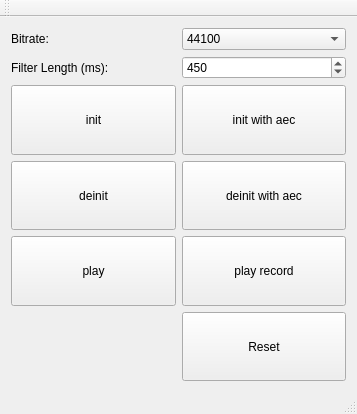
Before: the Qt Designer form mainwindow.ui in exjra/speextest, drawn with Qt 5.
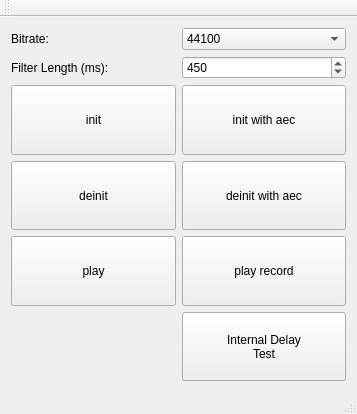
After: the same form once the commit is applied.

Commit message: -added mic internal buffer. -frame lenght set to 10 ms -filter size set to 128 ms

```diff
--- a/mainwindow.ui
+++ b/mainwindow.ui
@@ -148,7 +148,8 @@
        </sizepolicy>
       </property>
       <property name="text">
-       <string>Reset</string>
+       <string>Internal Delay
+Test</string>
       </property>
      </widget>
     </item>
```
The commit also changes 9 other files.
